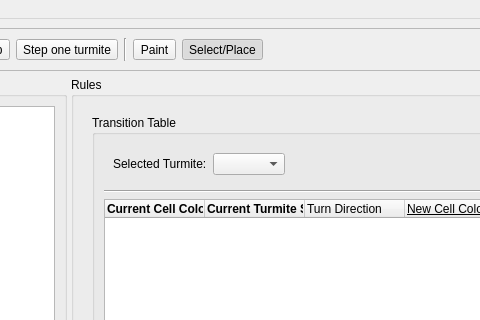
Old version of the form main_window.ui in the repository Belissimo-T/final-project-10; both pictures show x 222 to 702 and y 0 to 320 of the 1205 by 946 pixel window.
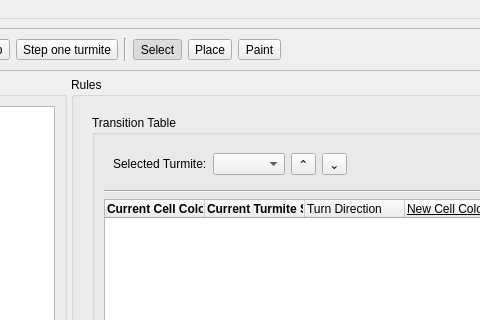
New version of the form.

Commit message: reorder turmites + numbers

The edit to the form file:
```diff
--- a/main_window.ui
+++ b/main_window.ui
@@ -150,23 +150,10 @@
           <property name="bottomMargin">
            <number>0</number>
           </property>
-          <item>
-           <widget class="QToolButton" name="paintToolButton">
-            <property name="text">
-             <string>Paint</string>
-            </property>
-            <property name="checkable">
-             <bool>true</bool>
-            </property>
-            <attribute name="buttonGroup">
-             <string notr="true">inputControlButtonGroup</string>
-            </attribute>
-           </widget>
-          </item>
           <item>
            <widget class="QToolButton" name="selectToolButton">
             <property name="text">
-             <string>Select/Place</string>
+             <string>Select</string>
             </property>
             <property name="checkable">
              <bool>true</bool>
@@ -179,6 +166,38 @@
             </attribute>
            </widget>
           </item>
+          <item>
+           <widget class="QToolButton" name="toolButton">
+            <property name="toolTip">
+             <string>place a Turmite by right-clicking</string>
+            </property>
+            <property name="text">
+             <string>Place</string>
+            </property>
+            <property name="checkable">
+             <bool>true</bool>
+            </property>
+            <attribute name="buttonGroup">
+             <string notr="true">inputControlButtonGroup</string>
+            </attribute>
+           </widget>
+          </item>
+          <item>
+           <widget class="QToolButton" name="paintToolButton">
+            <property name="toolTip">
+             <string>change a cell's state to the currently selected one by right-clicking</string>
+            </property>
+            <property name="text">
+             <string>Paint</string>
+            </property>
+            <property name="checkable">
+             <bool>true</bool>
+            </property>
+            <attribute name="buttonGroup">
+             <string notr="true">inputControlButtonGroup</string>
+            </attribute>
+           </widget>
+          </item>
          </layout>
         </widget>
        </item>
@@ -298,6 +317,26 @@
                  <item>
                   <widget class="QComboBox" name="selectedTurmiteComboBox"/>
                  </item>
+                 <item>
+                  <widget class="QToolButton" name="reorderUpToolButton">
+                   <property name="toolTip">
+                    <string>Reorder Turmite: execute this turmite earlier</string>
+                   </property>
+                   <property name="text">
+                    <string>⌃</string>
+                   </property>
+                  </widget>
+                 </item>
+                 <item>
+                  <widget class="QToolButton" name="reorderDownToolButton">
+                   <property name="toolTip">
+                    <string>Reorder Turmite: execute this turmite later</string>
+                   </property>
+                   <property name="text">
+                    <string>⌄</string>
+                   </property>
+                  </widget>
+                 </item>
                  <item>
                   <spacer name="horizontalSpacer_2">
                    <property name="orientation">
```
Left out of the diff: 7 changed lines with no effect on the pictures. The commit also changes 3 other files.
